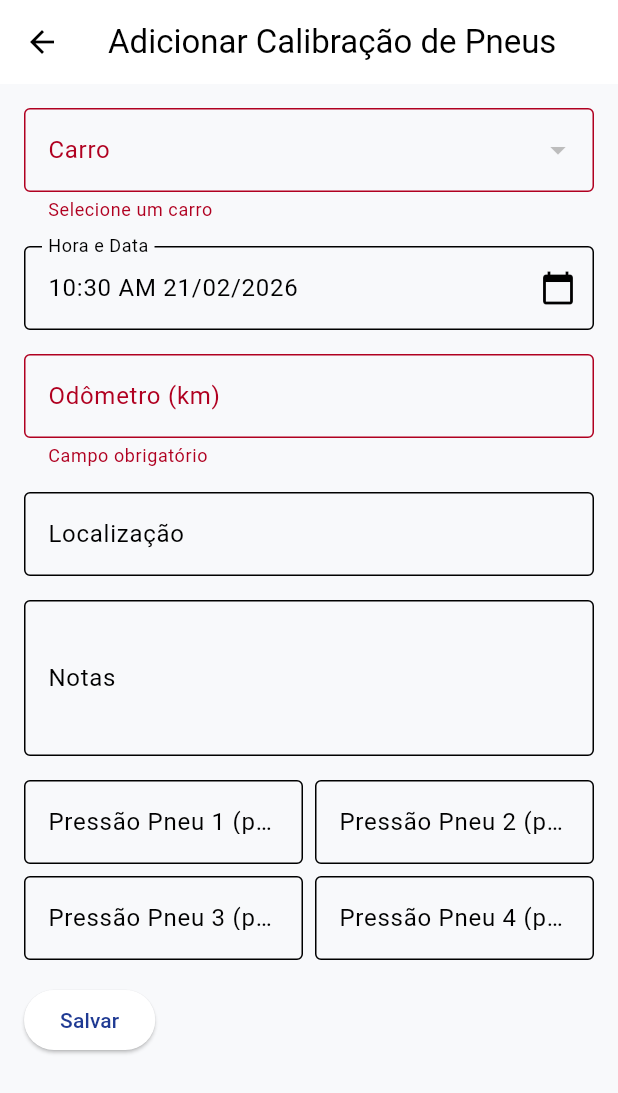
After one commit to krahllucas/karango-app, a Flutter app: the TireCalibrationAddScreen screen opened directly, after a tap on "Salvar", on a phone screen of 412 x 824 dp. The commit adds this screen. Shown: the top 1093 px of the screen. Run offline on Flutter 3.47's test engine with Material 3 defaults, Android fonts, the phone set to English and light mode, and no system bars; our stand-ins replace multi_dropdown, sqflite; accounts and stored records are empty.

Commit message:
feat: Calibragem inicial

```diff
--- /dev/null
+++ b/lib/app/models/tirecalibration.dart
@@ -0,0 +1,19 @@
+class TireCalibration {
+  final int id;
+  final int carId;
+  final DateTime dateTime;
+  final int odometer;
+  final String? location;
+  final String? notes;
+  final List<Map<String, dynamic>>? details;
+
+  TireCalibration({
+    required this.id,
+    required this.carId,
+    required this.dateTime,
+    required this.odometer,
+    this.location,
+    this.notes,
+    this.details,
+  });
+}
--- a/lib/app/screens/dashboard.dart
+++ b/lib/app/screens/dashboard.dart
@@ -1,5 +1,6 @@
 import 'package:flutter/material.dart';
 import 'package:karango_app/app/providers/refueling.dart';
+import 'package:karango_app/app/providers/tirecalibration.dart';
 import 'package:karango_app/app/widgets/highlightcard.dart';
 import 'package:provider/provider.dart';
 
@@ -14,6 +15,9 @@ class HomeDashboardWidget extends StatelessWidget {
     final totalMonthlyCost = context
         .watch<RefuelingProvider>()
         .getTotalMonthlyCost();
+    final lastTireCalibration = context
+        .watch<TireCalibrationProvider>()
+        .lastCalibrationDays;
 
     return SingleChildScrollView(
       padding: const EdgeInsets.all(16.0),
@@ -52,7 +56,7 @@ class HomeDashboardWidget extends StatelessWidget {
                 child: Padding(
                   padding: const EdgeInsets.only(right: 8.0),
                   child: HighlightCard(
-                    value: 'X dias',
+                    value: '$lastTireCalibration dias',
                     icon: Icons.tire_repair_outlined,
                     label: 'Última calibragem',
                   ),
--- /dev/null
+++ b/lib/app/screens/tirecalibration_add.dart
@@ -0,0 +1,250 @@
+import 'package:flutter/material.dart';
+import 'package:intl/intl.dart';
+import 'package:karango_app/app/models/tirecalibration.dart';
+import 'package:karango_app/app/providers/car.dart';
+import 'package:karango_app/app/providers/tirecalibration.dart';
+import 'package:provider/provider.dart';
+
+class TireCalibrationAddScreen extends StatefulWidget {
+  const TireCalibrationAddScreen({Key? key}) : super(key: key);
+
+  @override
+  State<TireCalibrationAddScreen> createState() => _TireCalibrationAddScreenState();
+}
+
+class _TireCalibrationAddScreenState extends State<TireCalibrationAddScreen> {
+  final _formKey = GlobalKey<FormState>();
+  final _odometerController = TextEditingController();
+  final _locationController = TextEditingController();
+  final _notesController = TextEditingController();
+
+  // Pneus
+  final _tire1Controller = TextEditingController();
+  final _tire2Controller = TextEditingController();
+  final _tire3Controller = TextEditingController();
+  final _tire4Controller = TextEditingController();
+
+  late DateTime _selectedDate;
+  late TimeOfDay _selectedTime;
+
+  @override
+  void initState() {
+    super.initState();
+    _selectedDate = DateTime.now();
+    _selectedTime = TimeOfDay.now();
+  }
+
+  @override
+  void dispose() {
+    _odometerController.dispose();
+    _locationController.dispose();
+    _notesController.dispose();
+    _tire1Controller.dispose();
+    _tire2Controller.dispose();
+    _tire3Controller.dispose();
+    _tire4Controller.dispose();
+    super.dispose();
+  }
+
+  void _submitForm() {
+    if (_formKey.currentState!.validate()) {
+      Provider.of<TireCalibrationProvider>(context, listen: false).addTireCalibration(
+        TireCalibration(
+          id: DateTime.now().millisecondsSinceEpoch,
+          carId: int.parse(context.read<CarProvider>().cars.first.id.toString()),
+          dateTime: DateTime(
+            _selectedDate.year,
+            _selectedDate.month,
+            _selectedDate.day,
+            _selectedTime.hour,
+            _selectedTime.minute,
+          ),
+          odometer: int.parse(_odometerController.text),
+          location: _locationController.text,
+          notes: _notesController.text,
+          details: [
+            {
+              'position': 'Dianteiro Esquerdo',
+              'pressure': double.parse(_tire1Controller.text),
+            },
+            {
+              'position': 'Dianteiro Direito',
+              'pressure': double.parse(_tire2Controller.text),
+            },
+            {
+              'position': 'Traseiro Esquerdo',
+              'pressure': double.parse(_tire3Controller.text),
+            },
+            {
+              'position': 'Traseiro Direito',
+              'pressure': double.parse(_tire4Controller.text),
+            },
+          ],
+        ),
+      );
+    }
+  }
+
+  @override
+  Widget build(BuildContext context) {
+    return Scaffold(
+      appBar: AppBar(title: const Text('Adicionar Calibração de Pneus')),
+      body: SingleChildScrollView(
+        padding: const EdgeInsets.all(16),
+        child: Form(
+          key: _formKey,
+          child: Column(
+            crossAxisAlignment: CrossAxisAlignment.start,
+            children: [
+              DropdownButtonFormField<String>(
+                value: context.watch<CarProvider>().cars.isNotEmpty
+                    ? context.watch<CarProvider>().cars.first.id.toString()
+                    : null,
+                decoration: const InputDecoration(
+                  labelText: 'Carro',
+                  border: OutlineInputBorder(),
+                ),
+                items: context.watch<CarProvider>().cars.map((car) {
+                  return DropdownMenuItem(
+                    value: car.id.toString(),
+                    child: Text(car.name),
+                  );
+                }).toList(),
+                onChanged: (value) {
+                  // Handle car selection
+                },
+                validator: (value) =>
+                    value == null ? 'Selecione um carro' : null,
+              ),
+              const SizedBox(height: 16),
+              // Data e Hora
+              TextFormField(
+                readOnly: true,
+                controller: TextEditingController(
+                  text:
+                      '${_selectedTime.format(context)} ${DateFormat('dd/MM/yyyy').format(_selectedDate)}',
+                ),
+                decoration: InputDecoration(
+                  labelText: 'Hora e Data',
+                  border: const OutlineInputBorder(),
+                  suffixIcon: const Icon(Icons.calendar_today),
+                ),
+                onTap: () async {
+                  final pickedDate = await showDatePicker(
+                    context: context,
+                    initialDate: _selectedDate,
+                    firstDate: DateTime(2000),
+                    lastDate: DateTime.now(),
+                  );
+
+                  if (pickedDate != null) {
+                    final pickedTime = await showTimePicker(
+                      context: context,
+                      initialTime: _selectedTime,
+                    );
+
+                    if (pickedTime != null) {
+                      setState(() {
+                        _selectedDate = pickedDate;
+                        _selectedTime = pickedTime;
+                      });
+                    }
+                  }
+                },
+              ),
+              const SizedBox(height: 16),
+              // Odômetro
+              TextFormField(
+                controller: _odometerController,
+                keyboardType: TextInputType.number,
+                decoration: const InputDecoration(
+                  labelText: 'Odômetro (km)',
+                  border: OutlineInputBorder(),
+                ),
+                validator: (value) =>
+                    value?.isEmpty ?? true ? 'Campo obrigatório' : null,
+              ),
+              const SizedBox(height: 16),
+              // Localização
+              TextFormField(
+                controller: _locationController,
+                decoration: const InputDecoration(
+                  labelText: 'Localização',
+                  border: OutlineInputBorder(),
+                ),
+              ),
+              const SizedBox(height: 16),
+              // Notas
+              TextFormField(
+                controller: _notesController,
+                decoration: const InputDecoration(
+                  labelText: 'Notas',
+                  border: OutlineInputBorder(),
+                ),
+                maxLines: 3,
+              ),
+              const SizedBox(height: 16),
+              // Pressão dos 4 pneus
+              Row(
+                children: [
+                  Expanded(
+                    child: TextFormField(
+                      controller: _tire1Controller,
+                      keyboardType: TextInputType.number,
+                      decoration: const InputDecoration(
+                        labelText: 'Pressão Pneu 1 (psi)',
+                        border: OutlineInputBorder(),
+                      ),
+                    ),
+                  ),
+                  const SizedBox(width: 8),
+                  Expanded(
+                    child: TextFormField(
+                      controller: _tire2Controller,
+                      keyboardType: TextInputType.number,
+                      decoration: const InputDecoration(
+                        labelText: 'Pressão Pneu 2 (psi)',
+                        border: OutlineInputBorder(),
+                      ),
+                    ),
+                  ),
+                ],
+              ),
+              const SizedBox(height: 8),
+              Row(
+                children: [
+                  Expanded(
+                    child: TextFormField(
+                      controller: _tire3Controller,
+                      keyboardType: TextInputType.number,
+                      decoration: const InputDecoration(
+                        labelText: 'Pressão Pneu 3 (psi)',
+                        border: OutlineInputBorder(),
+                      ),
+                    ),
+                  ),
+                  const SizedBox(width: 8),
+                  Expanded(
+                    child: TextFormField(
+                      controller: _tire4Controller,
+                      keyboardType: TextInputType.number,
+                      decoration: const InputDecoration(
+                        labelText: 'Pressão Pneu 4 (psi)',
+                        border: OutlineInputBorder(),
+                      ),
+                    ),
+                  ),
+                ],
+              ),
+              const SizedBox(height: 16),
+              ElevatedButton(
+                onPressed: _submitForm,
+                child: const Text('Salvar'),
+              ),
+            ],
+          ),
+        ),
+      ),
+    );
+  }
+}
--- a/lib/main.dart
+++ b/lib/main.dart
@@ -4,6 +4,7 @@ import 'package:karango_app/app/providers/expensetype.dart';
 import 'package:karango_app/app/providers/fuel.dart';
 import 'package:karango_app/app/providers/refueling.dart';
 import 'package:karango_app/app/providers/servicetype.dart';
+import 'package:karango_app/app/providers/tirecalibration.dart';
 import 'package:karango_app/app/screens/home.dart';
 import 'package:provider/provider.dart';
 import 'package:karango_app/app/screens/first_access.dart';
@@ -20,6 +21,7 @@ void main() async {
         ChangeNotifierProvider(create: (_) => FuelProvider()),
         ChangeNotifierProvider(create: (_) => ServiceTypeProvider()),
         ChangeNotifierProvider(create: (_) => ExpenseTypeProvider()),
+        ChangeNotifierProvider(create: (_) => TireCalibrationProvider()),
       ],
       child: const MyApp(),
     ),
@@ -38,6 +40,7 @@ class MyApp extends StatelessWidget {
     await Provider.of<FuelProvider>(context, listen: false).loadFuels();
     await Provider.of<ServiceTypeProvider>(context, listen: false).loadServiceTypes();
     await Provider.of<ExpenseTypeProvider>(context, listen: false).loadExpenseTypes();
+    await Provider.of<TireCalibrationProvider>(context, listen: false).loadTireCalibrations();
   }
 
   // This widget is the root of your application.
@@ -54,7 +57,7 @@ class MyApp extends StatelessWidget {
           if (snapshot.connectionState == ConnectionState.waiting) {
             return const Center(child: CircularProgressIndicator());
           } else if (snapshot.hasError) {
-            return const Center(child: Text('Erro ao carregar dados.'));
+            return Center(child: Text('Erro ao carregar dados: ${snapshot.error}'));
           } else {
             return Consumer<CarProvider>(
               builder: (context, carProvider, _) {
```
Also changed, not shown: lib/app/core/db.dart (+53 -1 lines), lib/app/models/tirecalibrationdetail.dart (added, +13 -0 lines), lib/app/providers/tirecalibration.dart (added, +60 -0 lines), lib/app/screens/tirecalibration_list.dart (added, +38 -0 lines), lib/app/widgets/bottonbar.dart (+10 -1 lines), lib/app/widgets/menu.dart (+11 -0 lines).
